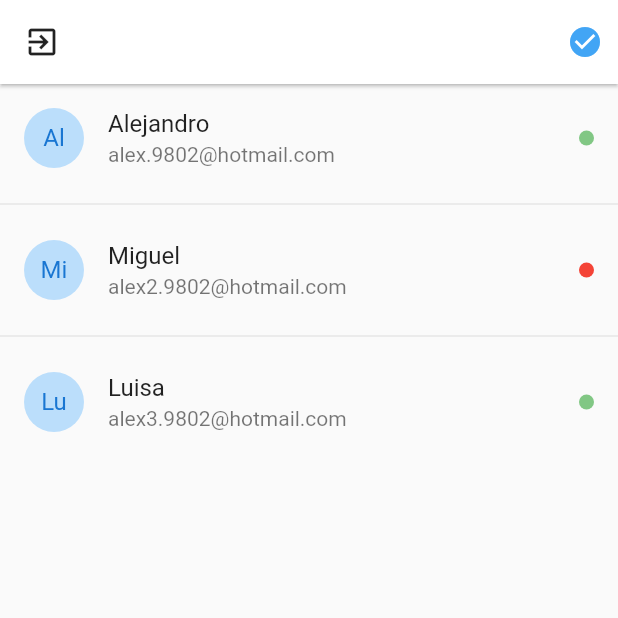
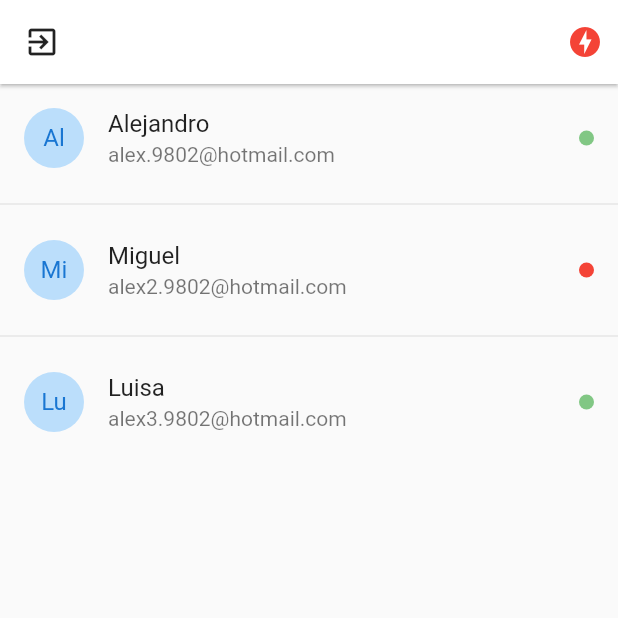
Before and after one commit to Alex980102/flutter-chat-app, a Flutter app: the UserPage screen opened by its route, on a phone screen of 412 x 824 dp, the top half of it. Run offline on Flutter 3.47's test engine with Material 2 defaults, Android fonts, the phone set to English and light mode, and no system bars; drawn by our look-alikes of pull_to_refresh; our stand-ins replace flutter_secure_storage, socket_io_client; accounts and stored records are empty; network calls fail.

Commit message:
Stage 7 section 106 Change connect status icon

```diff
--- a/lib/pages/users_page.dart
+++ b/lib/pages/users_page.dart
@@ -54,10 +54,15 @@ class _UserPageState extends State<UserPage> {
           actions: <Widget>[
             Container(
               margin: EdgeInsets.only(right: 10),
-              child: Icon(
-                Icons.check_circle,
-                color: Colors.blue[400],
-              ),
+              child: (socketService.serverStatus == ServerStatus.Online)
+                  ? Icon(
+                      Icons.check_circle,
+                      color: Colors.green[400],
+                    )
+                  : Icon(
+                      Icons.offline_bolt,
+                      color: Colors.red,
+                    ),
             )
           ],
         ),
```
